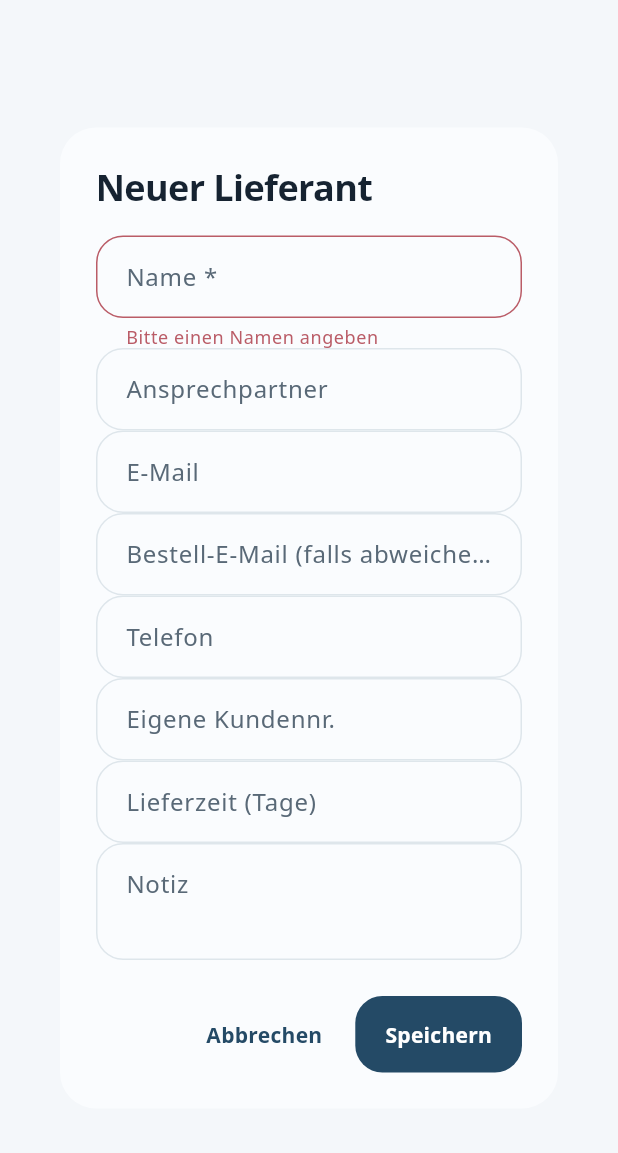
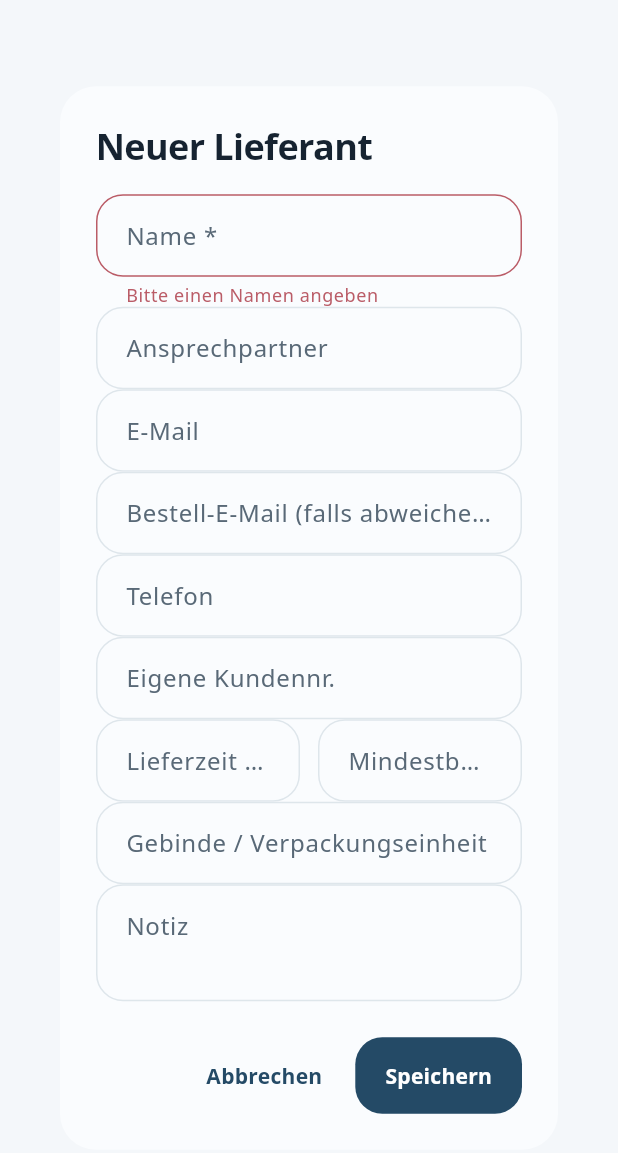
Before and after one commit to jowansulaiman/WorkTime, a Flutter app: the _SupplierDialog widget shown alone on an empty page, opened directly, after a tap on "Speichern", on a phone screen of 412 x 824 dp. Shown: the top 1153 px of the screen. Run offline on Flutter 3.47's test engine with Material 3 defaults, Android fonts, the phone set to English and light mode, and no system bars; our stand-ins replace audioplayers, cloud_firestore, cloud_functions, firebase_auth, firebase_core, fl_chart and 7 more; missing offline and left inert: dart:js_interop, mobile_scanner; accounts and stored records are empty.

Commit message:
feat(inventory): M7c — Lieferanten-Einkaufsfelder + Nachbestell-Aufrundung
- Supplier: minOrderQuantity + packagingUnit (6 Serialisierungs-Touchpoints + Dialogfelder).
- buildReorderItems hebt die Vorschlagsmenge auf die Mindestbestellmenge des Lieferanten an.
- Tests: Supplier-Roundtrip + Reorder-Aufrundung. flutter analyze sauber, 435 Tests grün.

Co-Authored-By: Claude Opus 4.8 (1M context) <noreply@anthropic.com>

```diff
--- a/lib/models/supplier.dart
+++ b/lib/models/supplier.dart
@@ -18,6 +18,8 @@ class Supplier {
     this.orderEmail,
     this.customerNumber,
     this.leadTimeDays,
+    this.minOrderQuantity,
+    this.packagingUnit,
     this.notes,
     this.isActive = true,
     this.createdByUid,
@@ -40,6 +42,13 @@ class Supplier {
 
   /// Uebliche Lieferzeit in Tagen.
   final int? leadTimeDays;
+
+  /// Mindestbestellmenge des Lieferanten (Nachbestellmengen werden hierauf
+  /// aufgerundet).
+  final int? minOrderQuantity;
+
+  /// Gebindegroesse / Verpackungseinheit (z.B. "Karton à 10").
+  final String? packagingUnit;
   final String? notes;
   final bool isActive;
   final String? createdByUid;
@@ -70,6 +79,8 @@ class Supplier {
       orderEmail: map['orderEmail'] as String?,
       customerNumber: map['customerNumber'] as String?,
       leadTimeDays: parse.toInt(map['leadTimeDays']),
+      minOrderQuantity: parse.toInt(map['minOrderQuantity']),
+      packagingUnit: map['packagingUnit'] as String?,
       notes: map['notes'] as String?,
       isActive: parse.toBool(map['isActive']) ?? true,
       createdByUid: map['createdByUid'] as String?,
@@ -89,6 +100,8 @@ class Supplier {
       orderEmail: map['order_email'] as String?,
       customerNumber: map['customer_number'] as String?,
       leadTimeDays: parse.toInt(map['lead_time_days']),
+      minOrderQuantity: parse.toInt(map['min_order_quantity']),
+      packagingUnit: map['packaging_unit'] as String?,
       notes: map['notes'] as String?,
       isActive: parse.toBool(map['is_active']) ?? true,
       createdByUid: map['created_by_uid'] as String?,
@@ -108,6 +121,8 @@ class Supplier {
       'orderEmail': _trimmedOrNull(orderEmail),
       'customerNumber': _trimmedOrNull(customerNumber),
       'leadTimeDays': leadTimeDays,
+      'minOrderQuantity': minOrderQuantity,
+      'packagingUnit': _trimmedOrNull(packagingUnit),
       'notes': _trimmedOrNull(notes),
       'isActive': isActive,
       'createdByUid': createdByUid,
@@ -126,6 +141,8 @@ class Supplier {
       'order_email': orderEmail,
       'customer_number': customerNumber,
       'lead_time_days': leadTimeDays,
+      'min_order_quantity': minOrderQuantity,
+      'packaging_unit': packagingUnit,
       'notes': notes,
       'is_active': isActive,
       'created_by_uid': createdByUid,
@@ -144,6 +161,8 @@ class Supplier {
     String? orderEmail,
     String? customerNumber,
     int? leadTimeDays,
+    int? minOrderQuantity,
+    String? packagingUnit,
     String? notes,
     bool? isActive,
     bool clearContactPerson = false,
@@ -152,6 +171,8 @@ class Supplier {
     bool clearOrderEmail = false,
     bool clearCustomerNumber = false,
     bool clearLeadTimeDays = false,
+    bool clearMinOrderQuantity = false,
+    bool clearPackagingUnit = false,
     bool clearNotes = false,
     String? createdByUid,
     DateTime? createdAt,
@@ -170,6 +191,11 @@ class Supplier {
           clearCustomerNumber ? null : (customerNumber ?? this.customerNumber),
       leadTimeDays:
           clearLeadTimeDays ? null : (leadTimeDays ?? this.leadTimeDays),
+      minOrderQuantity: clearMinOrderQuantity
+          ? null
+          : (minOrderQuantity ?? this.minOrderQuantity),
+      packagingUnit:
+          clearPackagingUnit ? null : (packagingUnit ?? this.packagingUnit),
       notes: clearNotes ? null : (notes ?? this.notes),
       isActive: isActive ?? this.isActive,
       createdByUid: createdByUid ?? this.createdByUid,
--- a/lib/screens/inventory_screen.dart
+++ b/lib/screens/inventory_screen.dart
@@ -1488,6 +1488,8 @@ class _SupplierDialogState extends State<_SupplierDialog> {
   late final TextEditingController _orderEmail;
   late final TextEditingController _customerNumber;
   late final TextEditingController _leadTime;
+  late final TextEditingController _minOrder;
+  late final TextEditingController _packaging;
   late final TextEditingController _notes;
 
   @override
@@ -1503,6 +1505,9 @@ class _SupplierDialogState extends State<_SupplierDialog> {
         TextEditingController(text: supplier?.customerNumber ?? '');
     _leadTime = TextEditingController(
         text: supplier?.leadTimeDays?.toString() ?? '');
+    _minOrder = TextEditingController(
+        text: supplier?.minOrderQuantity?.toString() ?? '');
+    _packaging = TextEditingController(text: supplier?.packagingUnit ?? '');
     _notes = TextEditingController(text: supplier?.notes ?? '');
   }
 
@@ -1515,6 +1520,8 @@ class _SupplierDialogState extends State<_SupplierDialog> {
     _orderEmail.dispose();
     _customerNumber.dispose();
     _leadTime.dispose();
+    _minOrder.dispose();
+    _packaging.dispose();
     _notes.dispose();
     super.dispose();
   }
@@ -1567,12 +1574,37 @@ class _SupplierDialogState extends State<_SupplierDialog> {
                   decoration:
                       const InputDecoration(labelText: 'Eigene Kundennr.'),
                 ),
+                Row(
+                  children: [
+                    Expanded(
+                      child: TextFormField(
+                        controller: _leadTime,
+                        decoration: const InputDecoration(
+                            labelText: 'Lieferzeit (Tage)'),
+                        keyboardType: TextInputType.number,
+                        inputFormatters: [
+                          FilteringTextInputFormatter.digitsOnly
+                        ],
+                      ),
+                    ),
+                    const SizedBox(width: 12),
+                    Expanded(
+                      child: TextFormField(
+                        controller: _minOrder,
+                        decoration: const InputDecoration(
+                            labelText: 'Mindestbestellmenge'),
+                        keyboardType: TextInputType.number,
+                        inputFormatters: [
+                          FilteringTextInputFormatter.digitsOnly
+                        ],
+                      ),
+                    ),
+                  ],
+                ),
                 TextFormField(
-                  controller: _leadTime,
-                  decoration:
-                      const InputDecoration(labelText: 'Lieferzeit (Tage)'),
-                  keyboardType: TextInputType.number,
-                  inputFormatters: [FilteringTextInputFormatter.digitsOnly],
+                  controller: _packaging,
+                  decoration: const InputDecoration(
+                      labelText: 'Gebinde / Verpackungseinheit'),
                 ),
                 TextFormField(
                   controller: _notes,
@@ -1618,6 +1650,10 @@ class _SupplierDialogState extends State<_SupplierDialog> {
       clearCustomerNumber: _customerNumber.text.trim().isEmpty,
       leadTimeDays: int.tryParse(_leadTime.text.trim()),
       clearLeadTimeDays: _leadTime.text.trim().isEmpty,
+      minOrderQuantity: int.tryParse(_minOrder.text.trim()),
+      clearMinOrderQuantity: _minOrder.text.trim().isEmpty,
+      packagingUnit: trimOrNull(_packaging.text),
+      clearPackagingUnit: _packaging.text.trim().isEmpty,
       notes: trimOrNull(_notes.text),
       clearNotes: _notes.text.trim().isEmpty,
     );
```
Also changed, not shown: lib/providers/inventory_provider.dart (+23 -8 lines), 2 other files.
